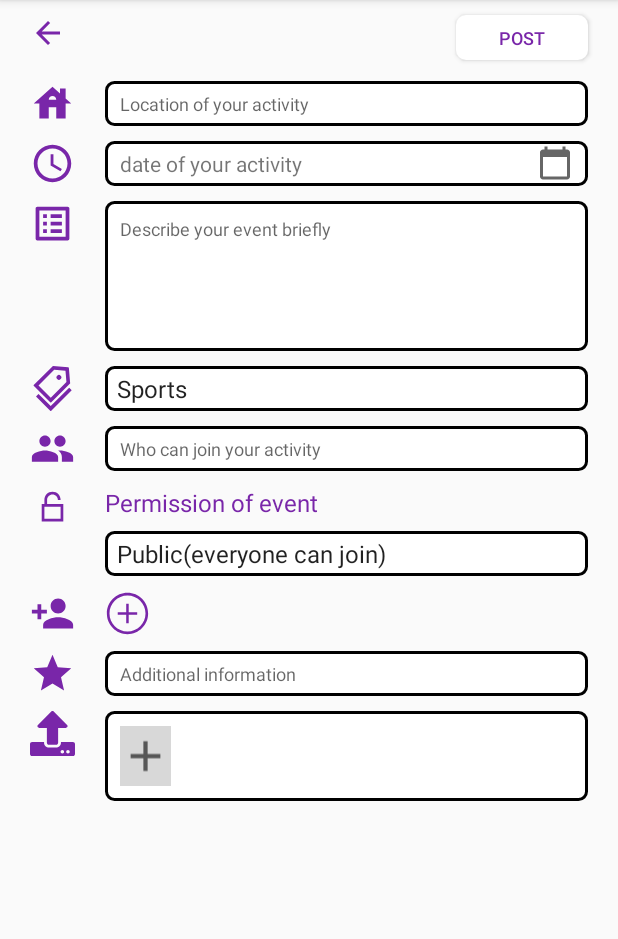
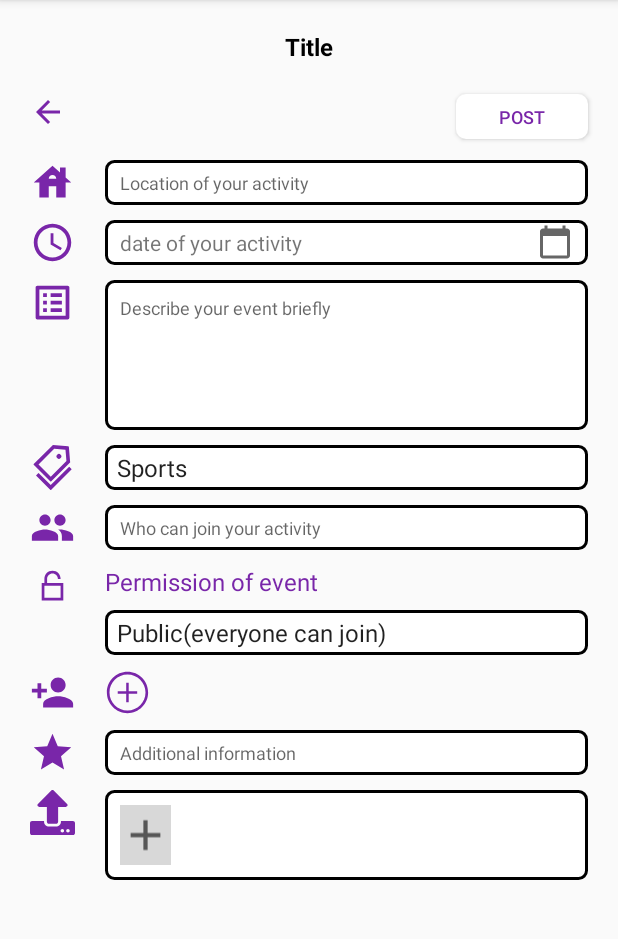
Before and after one commit to Grindewald1900/GoBishops, an Android app: the AddEventActivity screen opened directly, with no data from a screen before it, on a phone screen of 412 x 824 dp, the part 84-1023 px from its top. Run offline under Robolectric (Android 15) with nearby library versions, the phone set to English and light mode, and no system bars.

Commit message:
[UI] Fixed issue #6, implemented event uploader.

```diff
--- a/app/src/main/java/com/example/gobishops/contract/AddEventContract.kt
+++ b/app/src/main/java/com/example/gobishops/contract/AddEventContract.kt
@@ -1,6 +1,8 @@
 package com.example.gobishops.contract
 
 import android.net.Uri
+import com.example.gobishops.entity.Event
+import java.time.LocalDate
 
 /**
  * Created by Yee on 2021/1/19.
@@ -14,16 +16,41 @@ interface AddEventContract {
     interface View: BaseContract.BaseView{
         fun selectImage()
         fun addImageView(imageUri: Uri?)
+        fun getInputData(): Event
+        fun refreshDate(year: Int, month: Int, dayOfMonth: Int)
+        fun refreshTitle(title: String)
+        fun checkEventInfo(event: Event)
+        fun setTitleEditable(isEditable: Boolean)
     }
 
     interface Presenter: BaseContract.BasePresenter{
         fun chooseImage(str: String)
+        fun getUploadCounter(): Int
         fun addImageToView(uri: Uri?)
+        fun getEventDate(): LocalDate
+        fun setEventDate(date: LocalDate)
+        fun getInvitedUser(): ArrayList<String>
+        fun addInvitedUser(userId: String)
+        fun getImageSet(): ArrayList<String>
+        fun addImageSet(imageID: String)
+        fun getEventID(): String
+        fun releaseEvent()
+        fun clickTitle(isClickable: Boolean)
+        fun refreshTitle(title: String)
     }
 
     interface Model: BaseContract.BaseModel{
         fun getUploadCounter(): Int
         fun addUploadCounter()
+        fun getEventDate(): LocalDate
+        fun setEventDate(date: LocalDate)
+        fun getInvitedUser(): ArrayList<String>
+        fun addInvitedUser(userId: String)
+        fun getImageSet(): ArrayList<String>
+        fun addImageSet(imageID: String)
+        fun getEventID(): String
+        fun getTitleClickable(): Boolean
+        fun setTitleClickable(clickable: Boolean)
     }
 
 }
--- a/app/src/main/java/com/example/gobishops/fragment/DatePickerFragment.kt
+++ b/app/src/main/java/com/example/gobishops/fragment/DatePickerFragment.kt
@@ -3,11 +3,13 @@ package com.example.gobishops.fragment
 import android.app.DatePickerDialog
 import android.app.Dialog
 import android.os.Bundle
+import android.util.Log
 import android.widget.DatePicker
 import androidx.fragment.app.DialogFragment
+import com.example.gobishops.contract.AddEventContract
 import java.util.*
 
-class DatePickerFragment : DialogFragment(), DatePickerDialog.OnDateSetListener {
+class DatePickerFragment(private val mView: AddEventContract.View) : DialogFragment(), DatePickerDialog.OnDateSetListener {
 
     override fun onCreateDialog(savedInstanceState: Bundle?): Dialog {
         // Use the current date as the default date in the picker
@@ -21,6 +23,8 @@ class DatePickerFragment : DialogFragment(), DatePickerDialog.OnDateSetListener
     }
 
     override fun onDateSet(view: DatePicker, year: Int, month: Int, day: Int) {
+        mView.refreshDate(year, month + 1, day)
+        Log.d("CalendarResult", "$year***$month***$day")
         // Do something with the date chosen by the user
     }
 }
--- a/app/src/main/java/com/example/gobishops/model/AddEventModel.kt
+++ b/app/src/main/java/com/example/gobishops/model/AddEventModel.kt
@@ -1,6 +1,11 @@
 package com.example.gobishops.model
 
+import android.os.Build
+import androidx.annotation.RequiresApi
 import com.example.gobishops.contract.AddEventContract
+import java.time.LocalDate
+import java.util.*
+import kotlin.collections.ArrayList
 
 
 /**
@@ -9,7 +14,13 @@ import com.example.gobishops.contract.AddEventContract
  * Email: grindewald1504@gmail.com
  */
 class AddEventModel: AddEventContract.Model {
+    @RequiresApi(Build.VERSION_CODES.O)
+    private var eventDate: LocalDate = LocalDate.now()
     private var uploadCounter: Int = 0
+    private var invitedUser: ArrayList<String> = ArrayList()
+    private var imageSet: ArrayList<String> = ArrayList()
+    private val uuid = UUID.randomUUID().toString()
+    private var isTitleClickable: Boolean = false
 
     override fun getUploadCounter() = uploadCounter
 
@@ -17,4 +28,31 @@ class AddEventModel: AddEventContract.Model {
         uploadCounter++
     }
 
+    override fun getInvitedUser(): ArrayList<String> = invitedUser
+
+    override fun addInvitedUser(userId: String) {
+        invitedUser.add(userId)
+    }
+    override fun getImageSet(): ArrayList<String> = imageSet
+
+    override fun addImageSet(imageID: String) {
+        imageSet.add(imageID)
+    }
+
+    override fun getEventID(): String = uuid
+
+    override fun getTitleClickable(): Boolean = isTitleClickable
+
+    override fun setTitleClickable(clickable: Boolean) {
+        isTitleClickable = clickable
+    }
+
+    @RequiresApi(Build.VERSION_CODES.O)
+    override fun getEventDate(): LocalDate = eventDate
+
+    @RequiresApi(Build.VERSION_CODES.O)
+    override fun setEventDate(date: LocalDate) {
+        eventDate = date
+    }
+
 }
--- a/app/src/main/java/com/example/gobishops/utils/ConstantUtil.kt
+++ b/app/src/main/java/com/example/gobishops/utils/ConstantUtil.kt
@@ -8,6 +8,7 @@ package com.example.gobishops.utils
  */
 object ConstantUtil {
     const val DATABASE_USER: String = "Users"
+    const val DATABASE_EVENT: String = "Events"
     const val STORAGE_IMAGE: String = "Images/"
 
     const val SELECT_IMAGE: Int = 101
--- a/app/src/main/java/com/example/gobishops/utils/StorageUtil.kt
+++ b/app/src/main/java/com/example/gobishops/utils/StorageUtil.kt
@@ -19,10 +19,9 @@ import java.util.*
 object StorageUtil {
     private val mStorageRef: StorageReference = FirebaseStorage.getInstance().reference
 
-    fun uploadImage(uri: Uri, mContext: Context){
+    fun uploadImage(uri: Uri, imageId: String, mContext: Context){
         val uuid: String = UUID.randomUUID().toString()
-        val reference = mStorageRef.child(ConstantUtil.STORAGE_IMAGE + uuid)
-//        val file: Uri = Uri.fromFile(File("path/to/images/rivers.jpg"))
+        val reference = mStorageRef.child(ConstantUtil.STORAGE_IMAGE + imageId)
         Log.d("Storage", "uploadImage")
 
         reference.putFile(uri)
--- a/app/src/main/res/layout/activity_add_event.xml
+++ b/app/src/main/res/layout/activity_add_event.xml
@@ -5,10 +5,37 @@
     android:layout_width="match_parent"
     android:layout_height="match_parent"
     tools:context=".view.AddEventActivity">
+    <EditText
+        android:id="@+id/et_activity_add_title"
+        android:layout_width="@dimen/dimen_150"
+        android:layout_height="wrap_content"
+        android:hint="@string/title"
+        android:textSize="@dimen/text_size_title"
+        android:gravity="center"
+        android:layout_marginTop="@dimen/dimen_10"
+        android:visibility="invisible"
+        app:layout_constraintLeft_toLeftOf="parent"
+        app:layout_constraintRight_toRightOf="parent"
+        app:layout_constraintTop_toTopOf="parent"
+        />
+    <TextView
+        android:id="@+id/tv_activity_add_title"
+        android:layout_width="@dimen/dimen_150"
+        android:layout_height="0dp"
+        android:text="@string/title"
+        android:textSize="@dimen/text_size_title"
+        android:textStyle="bold"
+        android:textColor="@color/black"
+        android:gravity="center"
+        app:layout_constraintLeft_toLeftOf="@+id/et_activity_add_title"
+        app:layout_constraintRight_toRightOf="@+id/et_activity_add_title"
+        app:layout_constraintTop_toTopOf="@+id/et_activity_add_title"
+        app:layout_constraintBottom_toBottomOf="@+id/et_activity_add_title"
+        />
     <ImageButton
         android:id="@+id/btn_activity_add_back"
         style="@style/BackButton"
-        app:layout_constraintTop_toTopOf="parent"
+        app:layout_constraintTop_toBottomOf="@+id/et_activity_add_title"
         app:layout_constraintLeft_toLeftOf="parent"
         />
     <com.example.gobishops.myview.mButtonView
--- a/app/src/main/res/values/strings.xml
+++ b/app/src/main/res/values/strings.xml
@@ -56,6 +56,14 @@
     <string name="privacy">Privacy Policy</string>
     <string name="contact_us">Contact us</string>
 
+    <!-- Event Page -->
+    <string name="title">Title</string>
+    <string name="hint_no_title">Please input the event title</string>
+    <string name="hint_no_location">Please input the location</string>
+    <string name="hint_no_date">Please select the date</string>
+    <string name="hint_no_participants">Please input the participants</string>
+    <string name="hint_no_type">Please select the type</string>
+    <string name="hint_no_permission">Please select the permission</string>
 
 
     <!-- Tags -->
```
Also changed, not shown: app/src/main/java/com/example/gobishops/entity/Event.kt (added, +36 -0 lines), app/src/main/java/com/example/gobishops/presenter/AddEventPresenter.kt (+55 -0 lines), app/src/main/java/com/example/gobishops/view/AddEventActivity.kt (+73 -4 lines).
